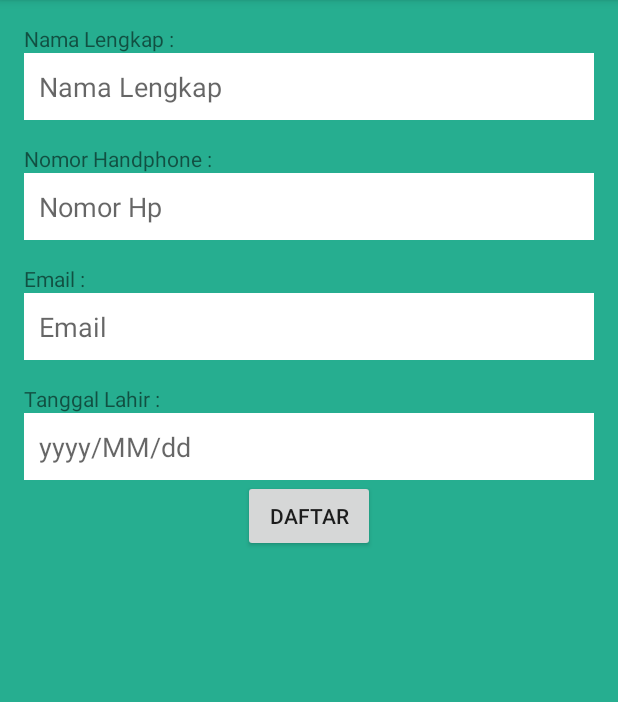
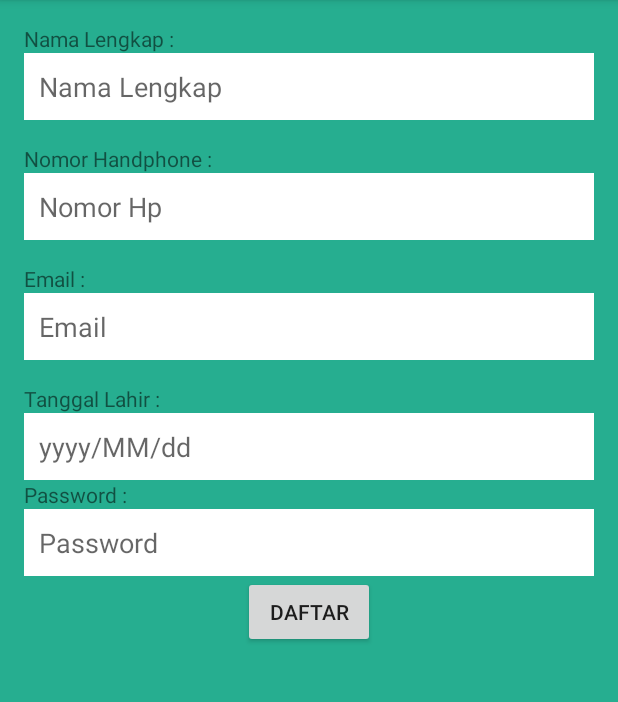
Before and after one commit to mursitaffandi/Dododo, an Android app: the RegisterActivity screen opened directly, with no data from a screen before it, on a phone screen of 412 x 824 dp, the part 84-786 px from its top. Run offline under Robolectric (Android 15) with nearby library versions, the phone set to English and light mode, and no system bars; our stand-ins replace EventBus; 1 statement that could not run was skipped.

Commit message:
+ edtPassword

```diff
--- a/app/src/main/res/layout/activity_antrian_ku.xml
+++ b/app/src/main/res/layout/activity_antrian_ku.xml
@@ -4,7 +4,7 @@
     xmlns:tools="http://schemas.android.com/tools"
     android:layout_width="match_parent"
     android:layout_height="match_parent"
-    tools:context="com.mursitaffandi.dododo.AntrianKuActivity">
+    tools:context="com.mursitaffandi.dododo.view.AntrianKuActivity">
 
     <android.support.v7.widget.RecyclerView
         android:layout_width="match_parent"
--- a/app/src/main/res/layout/activity_register.xml
+++ b/app/src/main/res/layout/activity_register.xml
@@ -62,6 +62,19 @@
         android:padding="10dp"
         android:background="@color/white"
         android:hint="yyyy/MM/dd"/>
+    <TextView
+        android:layout_width="match_parent"
+        android:layout_height="wrap_content"
+        android:text="Password :"/>
+
+    <EditText
+        android:layout_width="match_parent"
+        android:layout_height="wrap_content"
+        android:id="@+id/edt_password"
+        android:padding="10dp"
+        android:inputType="textPassword"
+        android:background="@color/white"
+        android:hint="Password"/>
     <Button
         android:layout_width="wrap_content"
         android:layout_height="wrap_content"
```
Also changed, not shown: app/src/main/java/com/mursitaffandi/dododo/AntrianKuActivity.java (deleted, +0 -13 lines).
